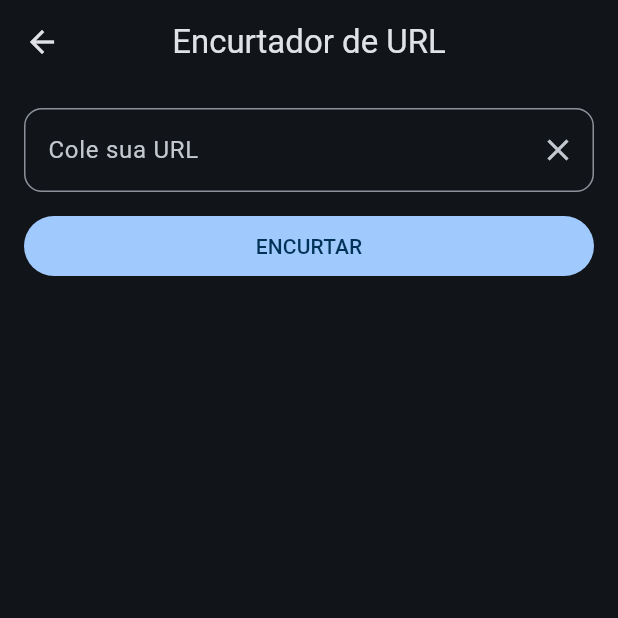
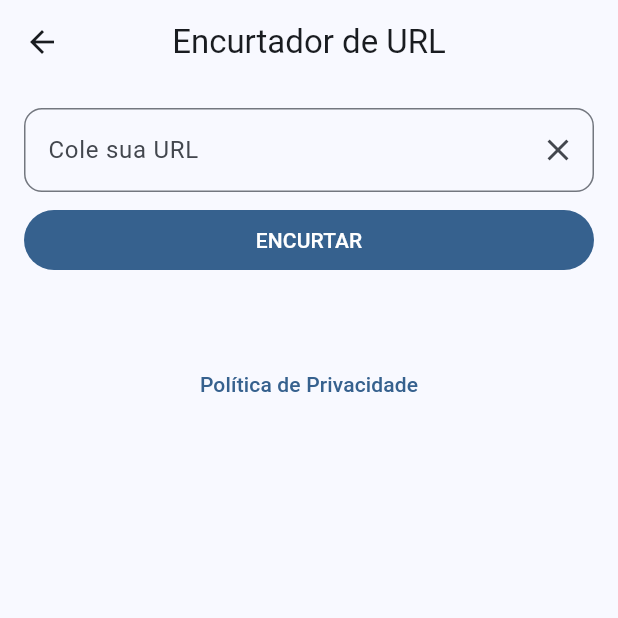
Before and after one commit to VitiNho-Dev/url_shortener_app, a Flutter app: the HomePage screen opened directly, on a phone screen of 412 x 824 dp, the top half of it. Run offline on Flutter 3.47's test engine with Material 3 defaults, Android fonts, the phone set to English and light mode, and no system bars; our stand-ins replace get_it, sqflite; accounts and stored records are empty.

Commit message:
Adiciona configuração para abrir a Políticas de Privacidade do App

```diff
--- a/lib/app/app_widget.dart
+++ b/lib/app/app_widget.dart
@@ -10,7 +10,7 @@ class MyApp extends StatelessWidget {
   @override
   Widget build(BuildContext context) {
     return MaterialApp(
-      themeMode: ThemeMode.dark,
+      themeMode: ThemeMode.system,
       darkTheme: ThemeData(
         colorScheme: .fromSeed(
           seedColor: Colors.blue,
--- a/lib/app/config/dependencies.dart
+++ b/lib/app/config/dependencies.dart
@@ -1,6 +1,6 @@
 import 'package:get_it/get_it.dart';
 import 'package:url_shortener_app/app/home/controllers/home_controller.dart';
-import 'package:url_shortener_app/app/home/data/db_client.dart';
+import 'package:url_shortener_app/app/home/data/services/local/db_client.dart';
 import 'package:url_shortener_app/app/home/data/repositories/home_repository.dart';
 import 'package:url_shortener_app/app/home/data/services/api/api_client.dart';
 import 'package:url_shortener_app/app/home/data/services/local/local_data_service.dart';
--- a/lib/app/home/data/services/local/local_data_service.dart
+++ b/lib/app/home/data/services/local/local_data_service.dart
@@ -1,5 +1,5 @@
 import 'package:sqflite/sql.dart';
-import 'package:url_shortener_app/app/home/data/db_client.dart';
+import 'package:url_shortener_app/app/home/data/services/local/db_client.dart';
 import 'package:url_shortener_app/app/home/models/home_model.dart';
 
 class LocalDataService {
--- a/lib/app/home/views/home_page.dart
+++ b/lib/app/home/views/home_page.dart
@@ -4,6 +4,8 @@ import 'package:url_shortener_app/app/home/controllers/home_controller.dart';
 import 'package:url_shortener_app/app/home/controllers/home_state.dart';
 import 'package:url_shortener_app/app/home/views/widgets/custom_text_field_widget.dart';
 import 'package:url_shortener_app/app/home/views/widgets/list_url_shortners_widget.dart';
+
+import '../../config/privacy_policy/open_privacy_policy.dart';
 
 class HomePage extends StatefulWidget {
   const HomePage({
@@ -73,11 +75,12 @@ class _HomePageState extends State<HomePage> {
         appBar: AppBar(
           title: const Text('Encurtador de URL'),
           centerTitle: true,
+          forceMaterialTransparency: true,
         ),
         body: Padding(
           padding: EdgeInsets.all(16),
           child: Column(
-            spacing: 12,
+            spacing: 8,
             crossAxisAlignment: CrossAxisAlignment.stretch,
             children: [
               CustomTextFieldWidget(
@@ -108,6 +111,10 @@ class _HomePageState extends State<HomePage> {
                   ),
                 },
               ),
+              TextButton(
+                onPressed: openPrivacyPolicy,
+                child: Text('Política de Privacidade'),
+              ),
             ],
           ),
         ),
--- a/pubspec.yaml
+++ b/pubspec.yaml
@@ -38,6 +38,7 @@ dependencies:
   sqflite: ^2.4.2
   path: ^1.9.1
   get_it: ^9.2.0
+  url_launcher: ^6.3.2
 
 dev_dependencies:
   flutter_test:
```
Also changed, not shown: lib/app/config/privacy_policy/open_privacy_policy.dart (added, +9 -0 lines), lib/app/home/data/services/local/db_client.dart (renamed from lib/app/home/data/db_client.dart), pubspec.lock, 7 other files.
